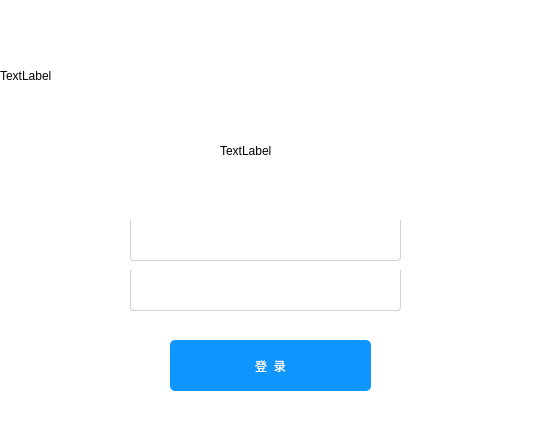
Old version of the form login.ui in the repository SHIDi233/DBMS.
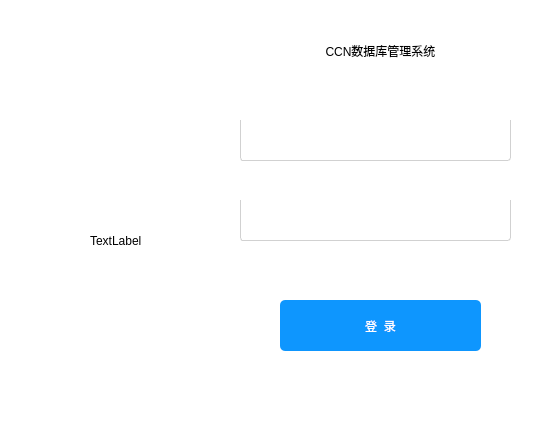
New version of the form. Icons and pictures are not drawn.

Diff of the .ui file:
```diff
--- a/login.ui
+++ b/login.ui
@@ -14,7 +14,8 @@
    <string>MainWindow</string>
   </property>
   <property name="styleSheet">
-   <string notr="true">background-color: rgb(255, 255, 255);</string>
+   <string notr="true">background-color: rgb(234, 234, 234);
+background-color: rgb(255, 255, 255);</string>
   </property>
   <widget class="QWidget" name="centralwidget">
    <widget class="QLabel" name="label">
@@ -22,19 +23,22 @@
      <rect>
       <x>0</x>
       <y>0</y>
-      <width>531</width>
-      <height>151</height>
+      <width>201</width>
+      <height>441</height>
      </rect>
     </property>
     <property name="text">
-     <string>TextLabel</string>
+     <string/>
+    </property>
+    <property name="pixmap">
+     <pixmap resource="pic.qrc">:/image/blue.png</pixmap>
     </property>
    </widget>
    <widget class="QPushButton" name="pushButton">
     <property name="geometry">
      <rect>
-      <x>170</x>
-      <y>340</y>
+      <x>280</x>
+      <y>300</y>
       <width>201</width>
       <height>51</height>
      </rect>
@@ -57,8 +61,8 @@
    <widget class="QLineEdit" name="lineEdit">
     <property name="geometry">
      <rect>
-      <x>130</x>
-      <y>270</y>
+      <x>240</x>
+      <y>200</y>
       <width>271</width>
       <height>41</height>
      </rect>
@@ -77,8 +81,8 @@
    <widget class="QLineEdit" name="lineEdit_2">
     <property name="geometry">
      <rect>
-      <x>130</x>
-      <y>220</y>
+      <x>240</x>
+      <y>120</y>
       <width>271</width>
       <height>41</height>
      </rect>
@@ -97,8 +101,8 @@
    <widget class="QLabel" name="label_2">
     <property name="geometry">
      <rect>
-      <x>220</x>
-      <y>110</y>
+      <x>90</x>
+      <y>200</y>
       <width>91</width>
       <height>81</height>
      </rect>
@@ -107,16 +111,22 @@
      <string>TextLabel</string>
     </property>
    </widget>
-  </widget>
-  <widget class="QMenuBar" name="menubar">
-   <property name="geometry">
-    <rect>
-     <x>0</x>
-     <y>0</y>
-     <width>536</width>
-     <height>26</height>
-    </rect>
-   </property>
+   <widget class="QLabel" name="label_3">
+    <property name="geometry">
+     <rect>
+      <x>250</x>
+      <y>10</y>
+      <width>261</width>
+      <height>81</height>
+     </rect>
+    </property>
+    <property name="text">
+     <string>CCN数据库管理系统</string>
+    </property>
+    <property name="alignment">
+     <set>Qt::AlignCenter</set>
+    </property>
+   </widget>
   </widget>
  </widget>
  <resources/>
```
Left out of the diff: 4 changed lines with no effect on the pictures.
